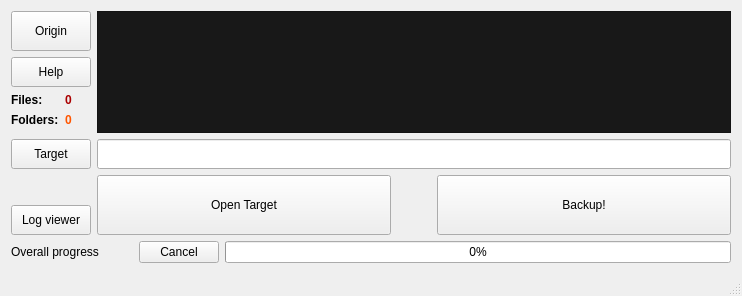
Qt form bumain.ui (GTRONICK/QBack) before a commit.
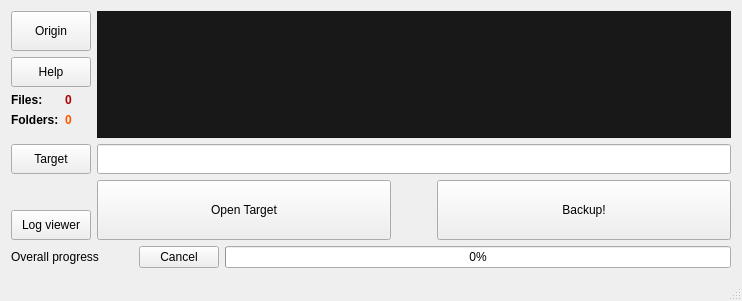
The same form after that commit. Icons and pictures are not drawn.

Commit message:
Cambio del título de la ventana
Se cambia el título de la ventana, de BackupUtility a QBack

```diff
--- a/bumain.ui
+++ b/bumain.ui
@@ -7,7 +7,7 @@
     <x>0</x>
     <y>0</y>
     <width>742</width>
-    <height>296</height>
+    <height>301</height>
    </rect>
   </property>
   <property name="windowTitle">
```
Left out of the diff: 2 changed lines with no effect on the pictures.
